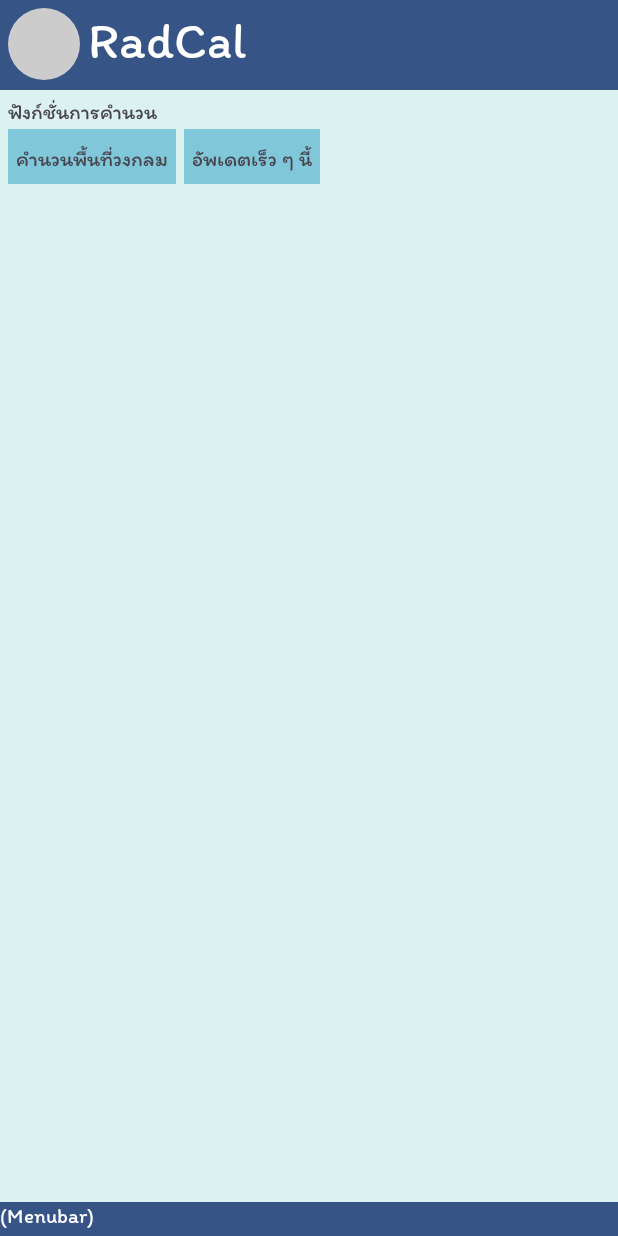
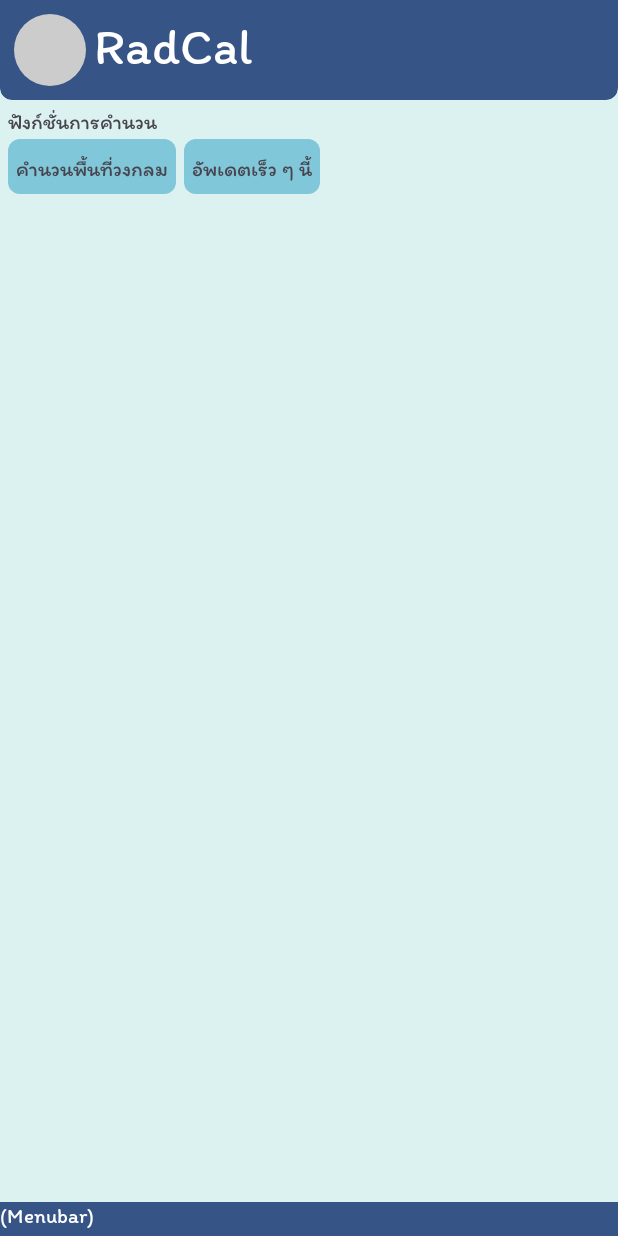
Before and after one commit to Chisanucha-Thonsiri/RadCal-AndroidAppProject1-, an Android app: the screen it shows after launch (MainActivity), on a phone screen of 412 x 824 dp. Run offline under Robolectric (Android 15) with nearby library versions, the phone set to English and light mode, and no system bars.

Commit message:
add rounded_container in drawable

```diff
--- /dev/null
+++ b/app/src/main/res/drawable/bottom_rounded_container.xml
@@ -0,0 +1,10 @@
+<shape xmlns:android="http://schemas.android.com/apk/res/android"
+    android:shape="rectangle">
+
+
+    <corners
+        android:topLeftRadius="0dp"
+        android:topRightRadius="0dp"
+        android:bottomLeftRadius="8dp"
+        android:bottomRightRadius="8dp"/>
+</shape>
--- /dev/null
+++ b/app/src/main/res/drawable/rounded_container.xml
@@ -0,0 +1,10 @@
+<shape xmlns:android="http://schemas.android.com/apk/res/android"
+    android:shape="rectangle">
+
+
+    <corners
+        android:topLeftRadius="8dp"
+        android:topRightRadius="8dp"
+        android:bottomLeftRadius="8dp"
+        android:bottomRightRadius="8dp"/>
+</shape>
--- a/app/src/main/res/layout/activity_main.xml
+++ b/app/src/main/res/layout/activity_main.xml
@@ -12,6 +12,7 @@
         android:layout_width="match_parent"
         android:layout_height="match_parent"
         android:orientation="vertical"
+        android:background="@color/primary"
         app:layout_constraintBottom_toBottomOf="parent"
         app:layout_constraintEnd_toEndOf="parent"
         app:layout_constraintStart_toStartOf="parent"
@@ -20,8 +21,10 @@
         <LinearLayout
             android:layout_width="match_parent"
             android:layout_height="wrap_content"
-            android:layout_weight="1"
-            android:background="@color/accent_1"
+            android:background="@drawable/bottom_rounded_container"
+            android:backgroundTint="@color/accent_1"
+            android:padding="4dp"
+            android:clipToOutline="true"
             android:orientation="horizontal">
 
             <ImageView
@@ -37,7 +40,7 @@
             <TextView
                 android:id="@+id/textView"
                 android:layout_width="wrap_content"
-                android:layout_height="match_parent"
+                android:layout_height="wrap_content"
                 android:layout_weight="1"
                 android:fontFamily="@font/itim_regular"
                 android:paddingTop="5dp"
@@ -72,7 +75,8 @@
                     android:layout_width="wrap_content"
                     android:layout_height="wrap_content"
                     android:layout_marginStart="5dp"
-                    android:background="@color/secondary"
+                    android:background="@drawable/rounded_container"
+                    android:backgroundTint="@color/secondary"
                     android:orientation="vertical"
                     android:padding="5dp">
 
@@ -96,7 +100,8 @@
                     android:layout_width="wrap_content"
                     android:layout_height="wrap_content"
                     android:layout_marginStart="5dp"
-                    android:background="@color/secondary"
+                    android:background="@drawable/rounded_container"
+                    android:backgroundTint="@color/secondary"
                     android:orientation="vertical"
                     android:padding="5dp">
 
```
